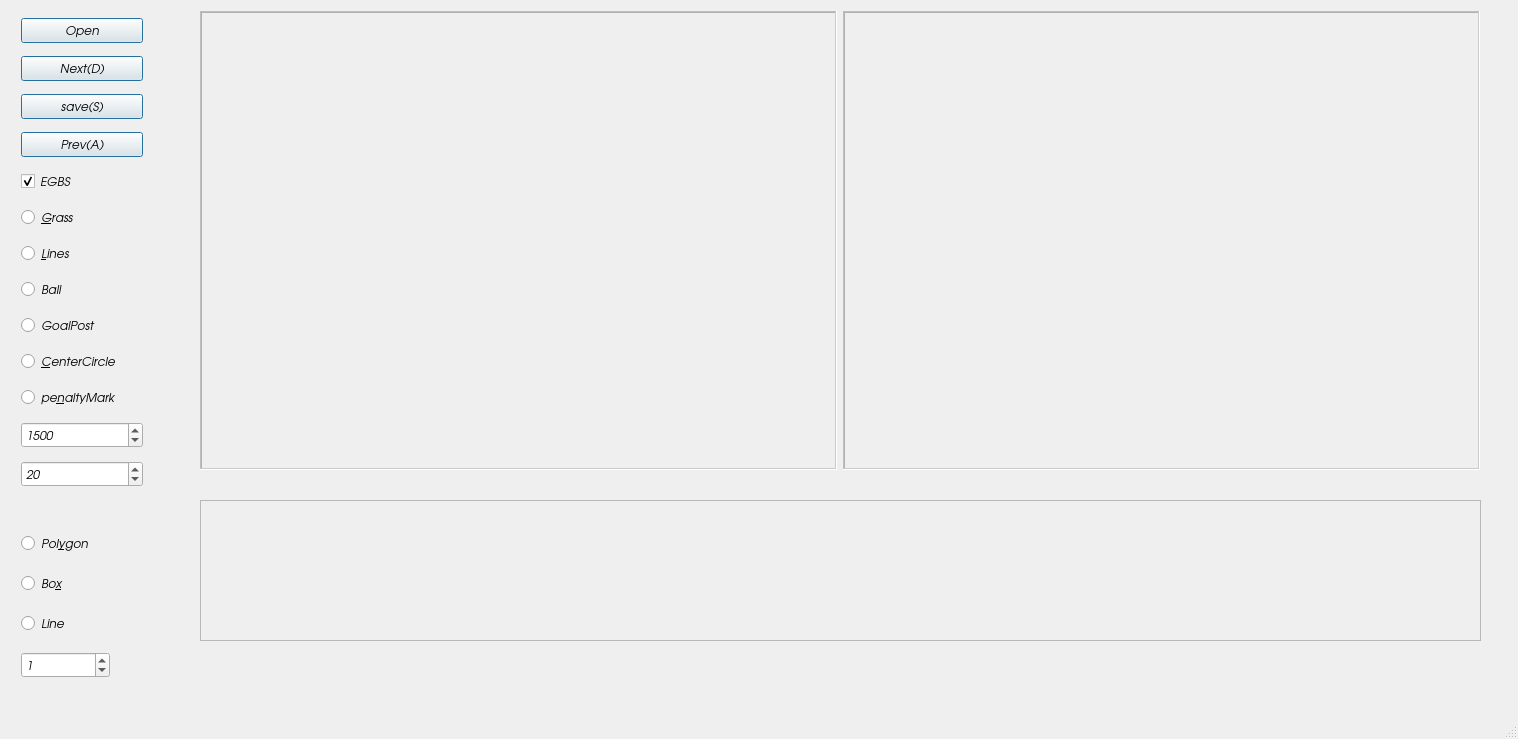
First picture: the form in tool.ui, repository mrl-hsl/mrlAnnotation, before the edit.
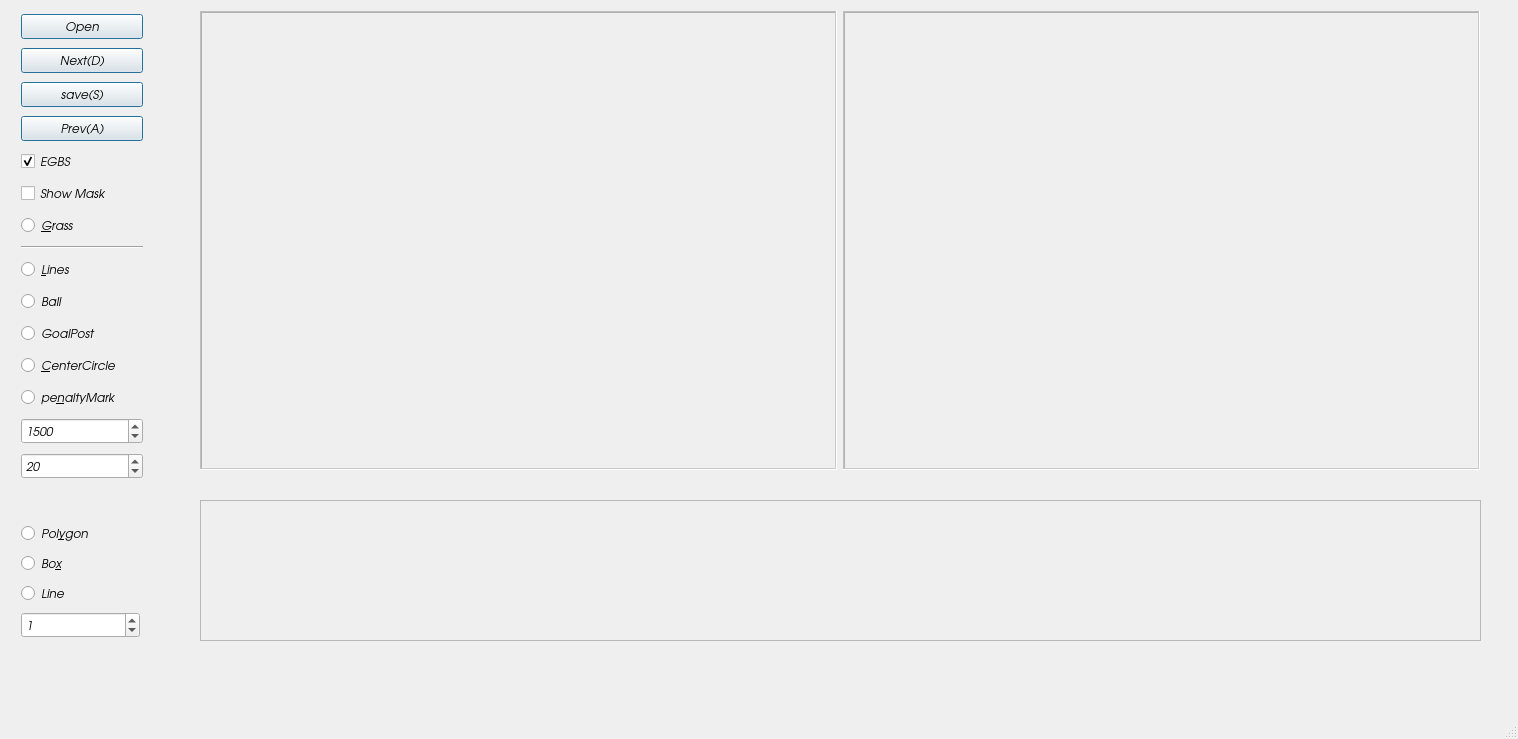
Second picture: the form after the edit. Icons and pictures are not drawn. Custom widgets are drawn as their Qt base class.

Patch:
```diff
--- a/tool.ui
+++ b/tool.ui
@@ -156,6 +156,13 @@
        </property>
       </widget>
      </item>
+     <item>
+      <widget class="QCheckBox" name="showMask">
+       <property name="text">
+        <string>Show Mask</string>
+       </property>
+      </widget>
+     </item>
      <item>
       <widget class="QRadioButton" name="t_grass">
        <property name="text">
@@ -163,6 +170,13 @@
        </property>
       </widget>
      </item>
+     <item>
+      <widget class="Line" name="line">
+       <property name="orientation">
+        <enum>Qt::Horizontal</enum>
+       </property>
+      </widget>
+     </item>
      <item>
       <widget class="QRadioButton" name="t_lines">
        <property name="text">
@@ -300,8 +314,8 @@
      <rect>
       <x>10</x>
       <y>510</y>
-      <width>111</width>
-      <height>191</height>
+      <width>141</width>
+      <height>141</height>
      </rect>
     </property>
     <layout class="QVBoxLayout" name="verticalLayout_2">
```
